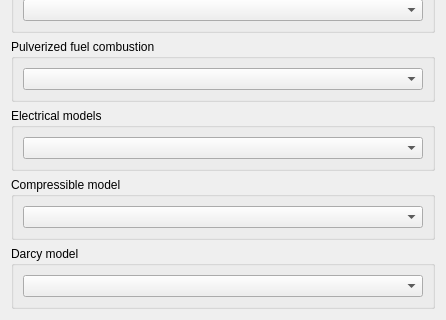
Before: the Qt Designer form gui/Pages/AnalysisFeaturesForm.ui in code-saturne/code_saturne, drawn with Qt 5; both pictures show x 0 to 446 and y 248 to 568 of the 446 by 568 pixel window.
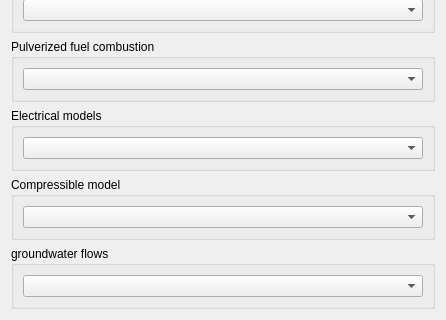
After: the same form once the commit is applied.

```diff
--- a/gui/Pages/AnalysisFeaturesForm.ui
+++ b/gui/Pages/AnalysisFeaturesForm.ui
@@ -6,8 +6,8 @@
    <rect>
     <x>0</x>
     <y>0</y>
-    <width>432</width>
-    <height>528</height>
+    <width>436</width>
+    <height>568</height>
    </rect>
   </property>
   <property name="windowTitle">
@@ -402,7 +402,7 @@
    <item row="7" column="0">
     <widget class="QGroupBox" name="groupBoxDarcy">
      <property name="title">
-      <string>Darcy model</string>
+      <string>groundwater flows</string>
      </property>
      <layout class="QGridLayout" name="gridLayout_2">
       <item row="0" column="0">
```
Left out of the diff: 4 changed lines with no effect on the pictures.
